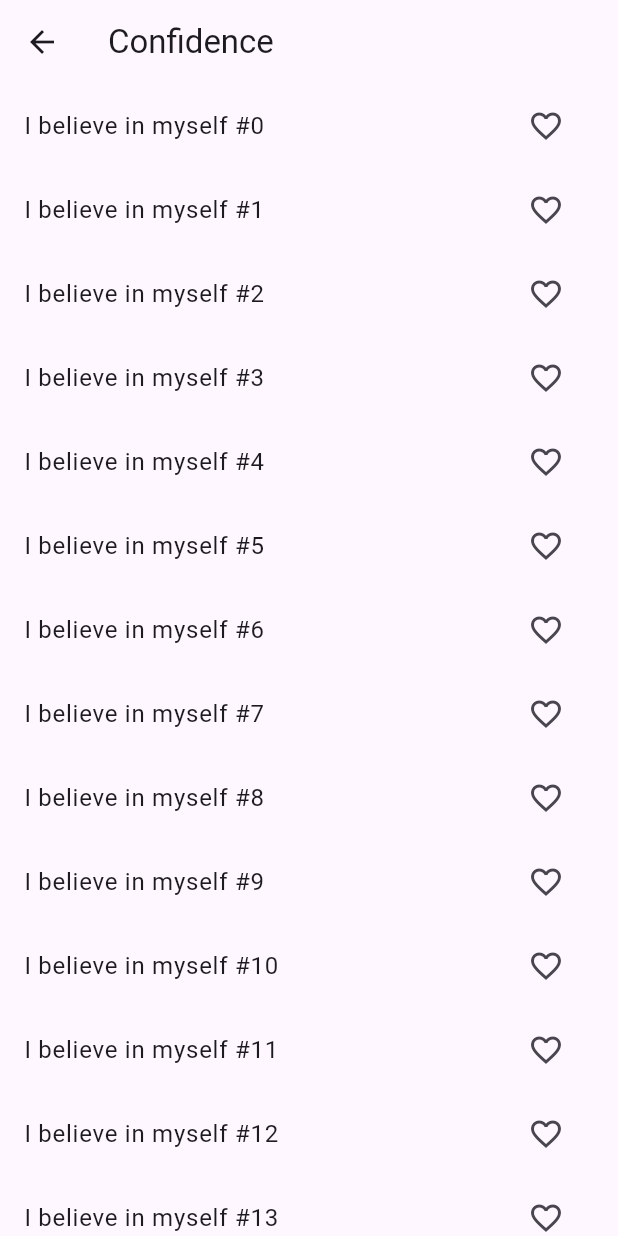
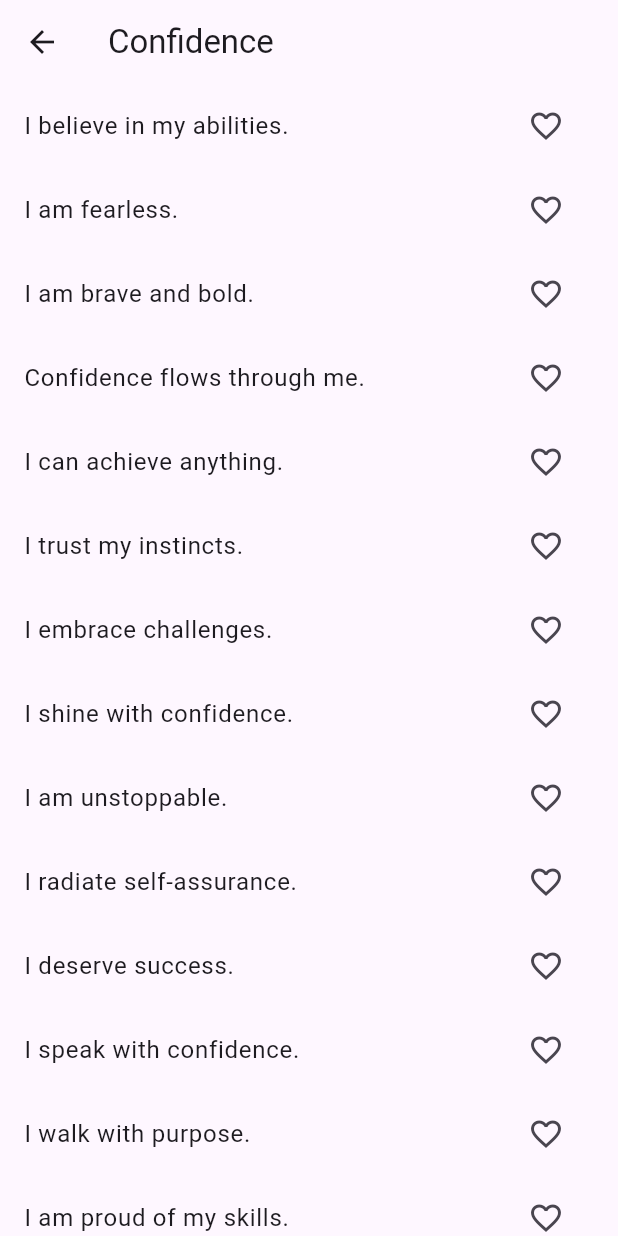
Before and after one commit to marksev/affirmation, a Flutter app: the screen it shows after launch, after a tap on "Confidence", on a phone screen of 412 x 824 dp. Run offline on Flutter 3.47's test engine with Material 3 defaults, Android fonts, the phone set to English and light mode, and no system bars.

Commit message:
Update affirmations: 20 per category, favorites delete, heart toggle

```diff
--- a/lib/data/affirmations.dart
+++ b/lib/data/affirmations.dart
@@ -1,50 +1,68 @@
-final Map<String, List<String>> affirmations = {
+final Map<String, List<String>> affirmationsByCategory = {
   "Self-Love": [
-    "I am worthy of love and respect.",
-    "I accept myself unconditionally."
+    "I am enough.",
+    "I love myself deeply.",
+    "I am worthy of love.",
+    "I accept myself unconditionally.",
+    "I treat myself with kindness.",
+    "I am proud of who I am.",
+    "I am a gift to the world.",
+    "I radiate self-love.",
+    "I honor my body and mind.",
+    "I believe in myself.",
+    "I choose to be happy.",
+    "I embrace my uniqueness.",
+    "I am growing every day.",
+    "I am beautiful inside and out.",
+    "I forgive myself.",
+    "I attract positive energy.",
+    "I celebrate my achievements.",
+    "I am confident and strong.",
+    "I deserve respect.",
+    "I am worthy of success."
   ],
   "Confidence": [
-    "I believe in myself and my abilities.",
-    "I radiate confidence in all I do."
+    "I believe in my abilities.",
+    "I am fearless.",
+    "I am brave and bold.",
+    "Confidence flows through me.",
+    "I can achieve anything.",
+    "I trust my instincts.",
+    "I embrace challenges.",
+    "I shine with confidence.",
+    "I am unstoppable.",
+    "I radiate self-assurance.",
+    "I deserve success.",
+    "I speak with confidence.",
+    "I walk with purpose.",
+    "I am proud of my skills.",
+    "I inspire others with my confidence.",
+    "I overcome fear.",
+    "I believe in my journey.",
+    "I achieve my dreams.",
+    "I am bold and courageous.",
+    "I face challenges with confidence."
   ],
   "Motivation": [
-    "I am driven to achieve my goals.",
-    "Every step I take brings me closer to success."
-  ],
-  "Gratitude": [
-    "I am thankful for the blessings in my life.",
-    "Gratitude fills my heart and mind."
-  ],
-  "Inner Peace": [
-    "I am calm, centered, and at peace.",
-    "Peace flows through me with every breath."
-  ],
-  "Relationships": [
-    "I attract positive and loving relationships.",
-    "I give love freely and receive it in abundance."
-  ],
-  "Career Success": [
-    "I am successful in my career.",
-    "Opportunities for growth surround me."
-  ],
-  "Wealth & Abundance": [
-    "I attract wealth and prosperity into my life.",
-    "Abundance flows freely to me."
-  ],
-  "Health & Wellness": [
-    "I am healthy, strong, and full of energy.",
-    "My body radiates vitality and wellness."
-  ],
-  "Stress Relief": [
-    "I release all tension and embrace calm.",
-    "I am relaxed and stress-free."
-  ],
-  "Spiritual Growth": [
-    "I am connected to my higher self.",
-    "I grow spiritually each day."
-  ],
-  "Positive Mindset": [
-    "I choose positivity in every situation.",
-    "My mind is filled with uplifting thoughts."
+    "I am highly motivated.",
+    "I take action daily.",
+    "I stay focused on my goals.",
+    "I never give up.",
+    "I am determined to succeed.",
+    "I am driven and ambitious.",
+    "I turn dreams into reality.",
+    "I attract opportunities.",
+    "I push through challenges.",
+    "I stay positive under pressure.",
+    "I welcome growth.",
+    "I am persistent and resilient.",
+    "I am full of energy.",
+    "I am productive and focused.",
+    "I move forward with purpose.",
+    "I am consistent in my efforts.",
+    "I learn from setbacks.",
+    "I am disciplined.",
+    "I believe in progress.",
+    "I achieve greatness."
   ],
 };
--- a/lib/main.dart
+++ b/lib/main.dart
@@ -2,24 +2,28 @@ import 'package:flutter/material.dart';
 import 'package:provider/provider.dart';
 import 'providers/favorites_provider.dart';
 import 'screens/categories_page.dart';
+import 'screens/favorites_page.dart';
 
 void main() {
-  runApp(
-    ChangeNotifierProvider(
-      create: (_) => FavoritesProvider(),
-      child: MyApp(),
-    ),
-  );
+  runApp(const MyApp());
 }
 
 class MyApp extends StatelessWidget {
+  const MyApp({super.key});
+
   @override
   Widget build(BuildContext context) {
-    return MaterialApp(
-      debugShowCheckedModeBanner: false,
-      title: "Affirmations App",
-      theme: ThemeData(primarySwatch: Colors.teal),
-      home: CategoriesPage(),
+    return ChangeNotifierProvider(
+      create: (_) => FavoritesProvider(),
+      child: MaterialApp(
+        debugShowCheckedModeBanner: false,
+        title: 'Daily Affirmations',
+        theme: ThemeData(primarySwatch: Colors.blue),
+        home: const CategoriesPage(),
+        routes: {
+          FavoritesPage.routeName: (context) => const FavoritesPage(),
+        },
+      ),
     );
   }
 }
--- a/lib/providers/favorites_provider.dart
+++ b/lib/providers/favorites_provider.dart
@@ -1,19 +1,20 @@
 import 'package:flutter/material.dart';
 
-class FavoritesProvider extends ChangeNotifier {
+class FavoritesProvider with ChangeNotifier {
   final List<String> _favorites = [];
 
   List<String> get favorites => _favorites;
 
-  void addFavorite(String affirmation) {
-    if (!_favorites.contains(affirmation)) {
+  void toggleFavorite(String affirmation) {
+    if (_favorites.contains(affirmation)) {
+      _favorites.remove(affirmation);
+    } else {
       _favorites.add(affirmation);
-      notifyListeners();
     }
+    notifyListeners();
   }
 
-  void removeFavorite(String affirmation) {
-    _favorites.remove(affirmation);
-    notifyListeners();
+  bool isFavorite(String affirmation) {
+    return _favorites.contains(affirmation);
   }
 }
--- a/lib/screens/affirmations_page.dart
+++ b/lib/screens/affirmations_page.dart
@@ -1,44 +1,35 @@
 import 'package:flutter/material.dart';
 import 'package:provider/provider.dart';
+import '../data/affirmations.dart';
 import '../providers/favorites_provider.dart';
 
 class AffirmationsPage extends StatelessWidget {
   final String category;
 
-  AffirmationsPage({required this.category});
-
-  final Map<String, List<String>> affirmations = {
-    "Love": List.generate(20, (i) => "I am worthy of love #$i"),
-    "Confidence": List.generate(20, (i) => "I believe in myself #$i"),
-    "Success": List.generate(20, (i) => "I achieve my goals #$i"),
-    "Health": List.generate(20, (i) => "I am healthy and strong #$i"),
-    "Gratitude": List.generate(20, (i) => "I am grateful for everything #$i"),
-    "Motivation": List.generate(20, (i) => "I stay motivated every day #$i"),
-    "Happiness": List.generate(20, (i) => "I choose happiness #$i"),
-    "Calmness": List.generate(20, (i) => "I am calm and relaxed #$i"),
-  };
+  const AffirmationsPage({super.key, required this.category});
 
   @override
   Widget build(BuildContext context) {
-    final List<String> list = affirmations[category] ?? [];
+    final affirmations = affirmationsByCategory[category] ?? [];
 
     return Scaffold(
       appBar: AppBar(title: Text(category)),
       body: ListView.builder(
-        itemCount: list.length,
+        itemCount: affirmations.length,
         itemBuilder: (context, index) {
-          final affirmation = list[index];
+          final affirmation = affirmations[index];
+          final favoritesProvider = Provider.of<FavoritesProvider>(context);
+          final isFav = favoritesProvider.isFavorite(affirmation);
+
           return ListTile(
             title: Text(affirmation),
             trailing: IconButton(
-              icon: Icon(Icons.favorite_border),
+              icon: Icon(
+                isFav ? Icons.favorite : Icons.favorite_border,
+                color: isFav ? Colors.red : null,
+              ),
               onPressed: () {
-                Provider.of<FavoritesProvider>(context, listen: false)
-                    .addFavorite(affirmation);
-
-                ScaffoldMessenger.of(context).showSnackBar(
-                  SnackBar(content: Text("Added to Favorites ❤️")),
-                );
+                favoritesProvider.toggleFavorite(affirmation);
               },
             ),
           );
--- a/lib/screens/categories_page.dart
+++ b/lib/screens/categories_page.dart
@@ -3,37 +3,31 @@ import 'affirmations_page.dart';
 import 'favorites_page.dart';
 
 class CategoriesPage extends StatelessWidget {
-  final List<String> categories = [
-    "Love",
+  const CategoriesPage({super.key});
+
+  final List<String> categories = const [
+    "Self-Love",
     "Confidence",
-    "Success",
-    "Health",
-    "Gratitude",
     "Motivation",
-    "Happiness",
-    "Calmness",
   ];
 
   @override
   Widget build(BuildContext context) {
     return Scaffold(
       appBar: AppBar(
-        title: Text("Affirmation Categories"),
+        title: const Text("Daily Affirmations"),
         actions: [
           IconButton(
-            icon: Icon(Icons.favorite),
+            icon: const Icon(Icons.favorite),
             onPressed: () {
-              Navigator.push(
-                context,
-                MaterialPageRoute(builder: (_) => FavoritesPage()),
-              );
+              Navigator.pushNamed(context, FavoritesPage.routeName);
             },
-          )
+          ),
         ],
       ),
       body: GridView.builder(
-        padding: EdgeInsets.all(16),
-        gridDelegate: SliverGridDelegateWithFixedCrossAxisCount(
+        padding: const EdgeInsets.all(16),
+        gridDelegate: const SliverGridDelegateWithFixedCrossAxisCount(
           crossAxisCount: 2,
           crossAxisSpacing: 16,
           mainAxisSpacing: 16,
@@ -45,21 +39,23 @@ class CategoriesPage extends StatelessWidget {
               Navigator.push(
                 context,
                 MaterialPageRoute(
-                  builder: (_) => AffirmationsPage(
-                    category: categories[index],
-                  ),
+                  builder: (_) => AffirmationsPage(category: categories[index]),
                 ),
               );
             },
-            child: Card(
-              shape: RoundedRectangleBorder(
+            child: Container(
+              decoration: BoxDecoration(
+                color: Colors.blue.shade100,
                 borderRadius: BorderRadius.circular(16),
               ),
-              elevation: 4,
               child: Center(
                 child: Text(
                   categories[index],
-                  style: TextStyle(fontSize: 18, fontWeight: FontWeight.bold),
+                  textAlign: TextAlign.center,
+                  style: const TextStyle(
+                    fontSize: 18,
+                    fontWeight: FontWeight.bold,
+                  ),
                 ),
               ),
             ),
--- a/lib/screens/favorites_page.dart
+++ b/lib/screens/favorites_page.dart
@@ -3,22 +3,33 @@ import 'package:provider/provider.dart';
 import '../providers/favorites_provider.dart';
 
 class FavoritesPage extends StatelessWidget {
+  static const routeName = "/favorites";
+
+  const FavoritesPage({super.key});
+
   @override
   Widget build(BuildContext context) {
-    final favorites = Provider.of<FavoritesProvider>(context).favorites;
+    final favoritesProvider = Provider.of<FavoritesProvider>(context);
 
     return Scaffold(
-      appBar: AppBar(title: Text("Favorites")),
-      body: favorites.isEmpty
-          ? Center(child: Text("No favorites yet ❤️"))
-          : ListView.builder(
-              itemCount: favorites.length,
-              itemBuilder: (context, index) {
-                return ListTile(
-                  title: Text(favorites[index]),
-                );
-              },
+      appBar: AppBar(title: const Text("Favorites")),
+      body: ListView.builder(
+        itemCount: favoritesProvider.favorites.length,
+        itemBuilder: (context, index) {
+          final affirmation = favoritesProvider.favorites[index];
+          return Dismissible(
+            key: Key(affirmation),
+            background: Container(color: Colors.red),
+            onDismissed: (_) {
+              favoritesProvider.toggleFavorite(affirmation);
+            },
+            child: ListTile(
+              title: Text(affirmation),
+              trailing: const Icon(Icons.delete, color: Colors.red),
             ),
+          );
+        },
+      ),
     );
   }
 }
--- a/pubspec.yaml
+++ b/pubspec.yaml
@@ -1,6 +1,7 @@
 name: daily_affirmations_app
-description: A Daily Affirmations mobile app built with Flutter.
+description: A Daily Affirmations app with categories and favorites.
 publish_to: 'none'
+
 version: 1.0.0+1
 
 environment:
@@ -9,6 +10,7 @@ environment:
 dependencies:
   flutter:
     sdk: flutter
+  cupertino_icons: ^1.0.2
   provider: ^6.0.5
 
 dev_dependencies:
```
Also changed, not shown: pubspec.lock, 1 other file.
